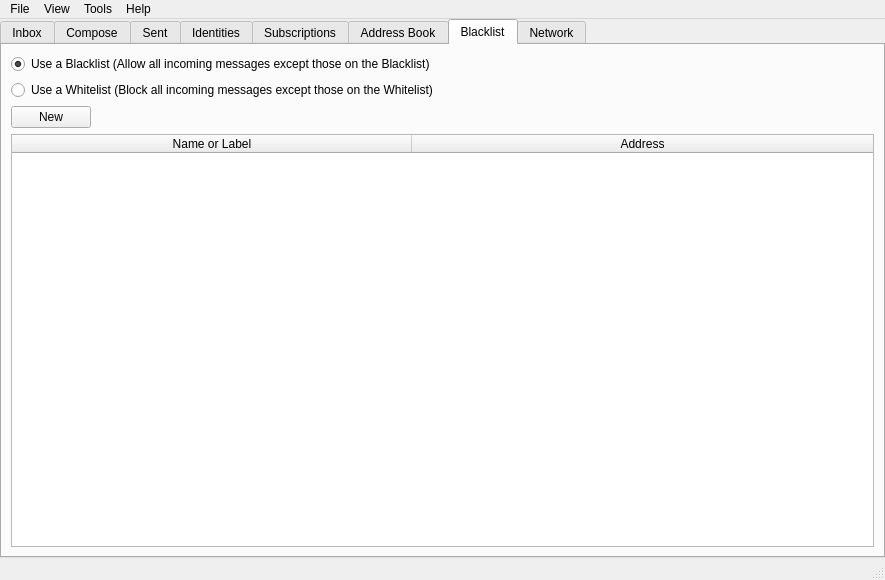
Before: the Qt Designer form src/bitmessageqt/bitmessageui.ui in webdev25/PyBitmessage, drawn with Qt 5.
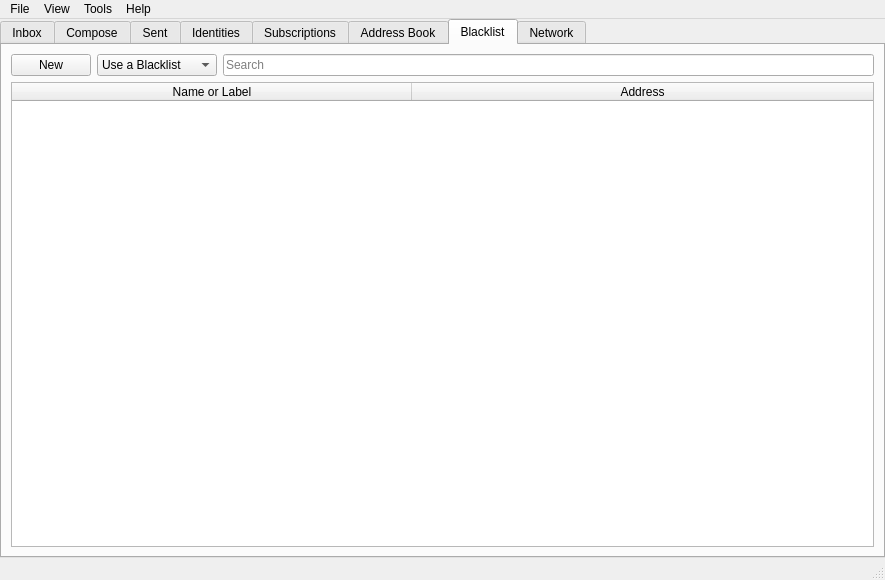
After: the same form once the commit is applied. The open tabs and pages were chosen to show the change. Icons and pictures are not drawn.

Commit message: Replaced Blacklist/Whitelist radio buttons with combo box

```diff
--- a/src/bitmessageqt/bitmessageui.ui
+++ b/src/bitmessageqt/bitmessageui.ui
@@ -1591,44 +1591,7 @@
         <string>Blacklist</string>
        </attribute>
        <layout class="QGridLayout" name="gridLayout_6">
-        <item row="0" column="0" colspan="2">
-         <widget class="QRadioButton" name="radioButtonBlacklist">
-          <property name="text">
-           <string>Use a Blacklist (Allow all incoming messages except those on the Blacklist)</string>
-          </property>
-          <property name="checked">
-           <bool>true</bool>
-          </property>
-         </widget>
-        </item>
         <item row="1" column="0" colspan="2">
-         <widget class="QRadioButton" name="radioButtonWhitelist">
-          <property name="text">
-           <string>Use a Whitelist (Block all incoming messages except those on the Whitelist)</string>
-          </property>
-         </widget>
-        </item>
-        <item row="2" column="0">
-         <widget class="QPushButton" name="pushButtonAddBlacklist">
-          <property name="text">
-           <string>New</string>
-          </property>
-         </widget>
-        </item>
-        <item row="2" column="1">
-         <spacer name="horizontalSpacer_8">
-          <property name="orientation">
-           <enum>Qt::Horizontal</enum>
-          </property>
-          <property name="sizeHint" stdset="0">
-           <size>
-            <width>689</width>
-            <height>20</height>
-           </size>
-          </property>
-         </spacer>
-        </item>
-        <item row="3" column="0" colspan="2">
          <widget class="QTableWidget" name="tableWidgetBlacklist">
           <property name="alternatingRowColors">
            <bool>true</bool>
@@ -1672,6 +1635,67 @@
           </column>
          </widget>
         </item>
+        <item row="0" column="0" colspan="2">
+         <widget class="QWidget" name="widget_5" native="true">
+          <layout class="QHBoxLayout" name="horizontalLayout_9">
+           <property name="leftMargin">
+            <number>0</number>
+           </property>
+           <property name="topMargin">
+            <number>0</number>
+           </property>
+           <property name="rightMargin">
+            <number>0</number>
+           </property>
+           <property name="bottomMargin">
+            <number>0</number>
+           </property>
+           <item>
+            <widget class="QPushButton" name="pushButtonAddBlacklist">
+             <property name="text">
+              <string>New</string>
+             </property>
+            </widget>
+           </item>
+           <item>
+            <widget class="QComboBox" name="comboBlacklist">
+             <property name="sizePolicy">
+              <sizepolicy hsizetype="Fixed" vsizetype="Fixed">
+               <horstretch>0</horstretch>
+               <verstretch>0</verstretch>
+              </sizepolicy>
+             </property>
+             <property name="minimumSize">
+              <size>
+               <width>120</width>
+               <height>0</height>
+              </size>
+             </property>
+             <property name="toolTip">
+              <string>Allow all incoming messages except for those on the Blacklist</string>
+             </property>
+             <item>
+              <property name="text">
+               <string>Use a Blacklist</string>
+              </property>
+             </item>
+             <item>
+              <property name="text">
+               <string>Use a Whitelist</string>
+              </property>
+             </item>
+            </widget>
+           </item>
+           <item>
+            <widget class="QLineEdit" name="lineEdit">
+             <property name="placeholderText">
+              <string>Search</string>
+             </property>
+            </widget>
+           </item>
+          </layout>
+         </widget>
+        </item>
        </layout>
       </widget>
       <widget class="QWidget" name="networkstatus">
```
Left out of the diff: 3 changed lines with no effect on the pictures. The commit also changes 2 other files.
